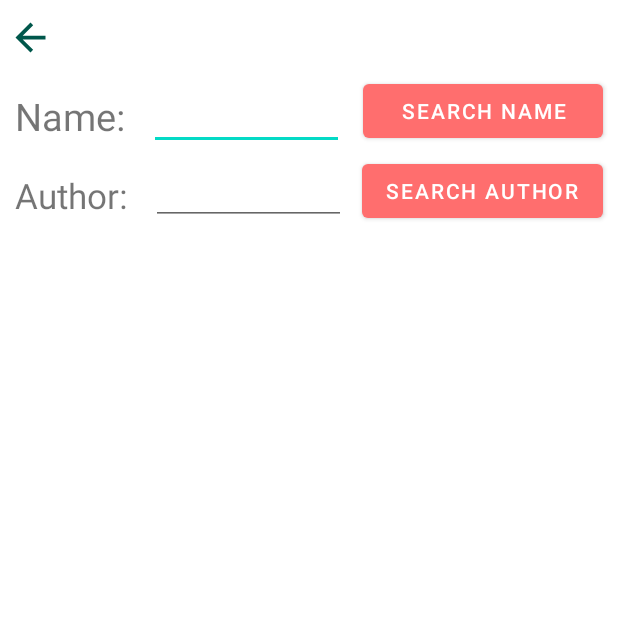
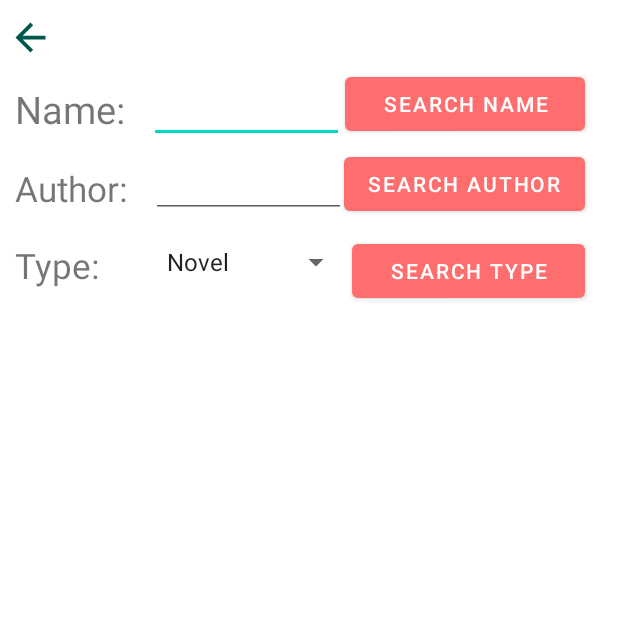
Before and after one commit to YoloChocoPie/MobileTBCN, an Android app: the Search_Book screen opened directly, with no data from a screen before it, on a phone screen of 412 x 824 dp, the top half of it. Run offline under Robolectric (Android 15) with nearby library versions, the phone set to English and light mode, and no system bars.

Commit message:
Tạo chức năng Search Thể loại

```diff
--- a/app/src/main/java/com/example/mobiletbcn/Controller/Book.java
+++ b/app/src/main/java/com/example/mobiletbcn/Controller/Book.java
@@ -11,4 +11,5 @@ public interface Book {
     void deleteBookById(int id);
     List searchNameBook(String name);
     List searchAuthorBook(String name);
+    List searchTypeBook(String type);
 }
--- a/app/src/main/java/com/example/mobiletbcn/Search_Book.java
+++ b/app/src/main/java/com/example/mobiletbcn/Search_Book.java
@@ -5,9 +5,11 @@ import android.os.Bundle;
 import android.view.View;
 import android.view.WindowManager;
 import android.widget.AdapterView;
+import android.widget.ArrayAdapter;
 import android.widget.Button;
 import android.widget.EditText;
 import android.widget.ListView;
+import android.widget.Spinner;
 import android.widget.Toast;
 
 import androidx.appcompat.app.AppCompatActivity;
@@ -27,6 +29,7 @@ public class Search_Book extends AppCompatActivity {
     List_all_book listBookAdapter;
     Database database;
     BookController bookController;
+    Spinner spinner;
 
     @Override
     protected void onCreate(Bundle savedInstanceState) {
@@ -37,6 +40,27 @@ public class Search_Book extends AppCompatActivity {
 
         database = new Database(this, "ManagementBook.sqlite", null, 1);
         bookController = new BookController(database);
+
+        spinner = (Spinner) findViewById(R.id.spinnerTypeSearch);
+
+        ArrayList<String> arraycate = new ArrayList<String>();
+        arraycate.add("Novel");
+        arraycate.add("Adventure");
+        arraycate.add("Mystery");
+        arraycate.add("Fantasy");
+        arraycate.add("Historical Fiction");
+        arraycate.add("Horror");
+        arraycate.add("Literary Fiction");
+        arraycate.add("Romance");
+        arraycate.add("Sci-Fi");
+        arraycate.add("Biographies");
+        arraycate.add("Autobiographies");
+        arraycate.add("Essays");
+        arraycate.add("Self-Help");
+
+        ArrayAdapter arrayAdapter = new ArrayAdapter(this, android.R.layout.simple_dropdown_item_1line,arraycate);
+
+        spinner.setAdapter(arrayAdapter);
 
         back_icon = findViewById(R.id.back_icon);
         back_icon.setOnClickListener(new View.OnClickListener() {
@@ -93,5 +117,14 @@ public class Search_Book extends AppCompatActivity {
         mappingData();
     }
 
+    public void onClickSearchByType(View view) {
+
+        listView = findViewById(R.id.listViewSearchBook);
+        bookArrayList = new ArrayList<>();
+        bookArrayList = bookController.searchTypeBook(spinner.getSelectedItem().toString().trim());
+        mappingData();
+    }
+
+
 
 }
--- a/app/src/main/res/layout/activity_search__book.xml
+++ b/app/src/main/res/layout/activity_search__book.xml
@@ -16,12 +16,13 @@
         app:backgroundTint="@color/colorPrimaryDark"
         app:iconTint="@android:color/black" />
 
+
     <RelativeLayout
         android:id="@+id/rl_search"
-        android:layout_width="match_parent"
-        android:layout_height="130dp"
+        android:layout_width="400dp"
+        android:layout_height="163dp"
         android:layout_below="@id/back_icon"
-        android:layout_marginTop="10dp">
+        android:layout_marginTop="5dp">
 
         <TextView
             android:id="@+id/srch_name"
@@ -58,6 +59,20 @@
             android:text="Author: "
             android:textSize="23dp" />
 
+        <TextView
+            android:id="@+id/srch_type"
+            android:layout_width="wrap_content"
+            android:layout_height="wrap_content"
+            android:layout_below="@+id/srch_author"
+            android:layout_marginStart="10dp"
+            android:layout_marginLeft="10dp"
+            android:layout_marginTop="10dp"
+            android:layout_marginEnd="10dp"
+            android:layout_marginRight="10dp"
+            android:layout_marginBottom="10dp"
+            android:text="Type: "
+            android:textSize="23dp" />
+
         <EditText
             android:id="@+id/searchNameAuthorBook"
             android:layout_width="130dp"
@@ -70,6 +85,21 @@
         <Button
             android:layout_width="wrap_content"
             android:layout_height="wrap_content"
+            android:layout_below="@id/srch_author"
+            android:layout_alignParentRight="true"
+            android:layout_marginTop="5dp"
+            android:layout_marginEnd="10dp"
+            android:layout_marginRight="10dp"
+            android:layout_toEndOf="@+id/spinnerTypeSearch"
+            android:layout_toRightOf="@+id/spinnerTypeSearch"
+            android:onClick="onClickSearchByType"
+            android:text="Search type"
+            app:backgroundTint="#FF6E6E" />
+
+        <Button
+            android:id="@+id/button2"
+            android:layout_width="wrap_content"
+            android:layout_height="wrap_content"
             android:layout_below="@id/srch_btn_name"
             android:layout_alignParentRight="true"
             android:layout_marginTop="5dp"
@@ -78,14 +108,26 @@
             android:text="Search author"
             app:backgroundTint="#FF6E6E" />
 
+        <Spinner
+            android:id="@+id/spinnerTypeSearch"
+            android:layout_width="131dp"
+            android:layout_height="40dp"
+            android:layout_below="@+id/searchNameAuthorBook"
+            android:layout_marginStart="21dp"
+            android:layout_marginLeft="21dp"
+            android:layout_marginTop="9dp"
+            android:layout_toEndOf="@+id/srch_type"
+            android:layout_toRightOf="@+id/srch_type" />
+
+
     </RelativeLayout>
-
 
     <ListView
         android:id="@+id/listViewSearchBook"
         android:layout_width="match_parent"
-        android:layout_height="503dp"
+        android:layout_height="match_parent"
         android:layout_below="@id/rl_search"
+        android:layout_marginTop="20dp"
         app:layout_constraintEnd_toEndOf="parent"
         app:layout_constraintStart_toStartOf="parent"
         tools:layout_editor_absoluteY="126dp" />
```
